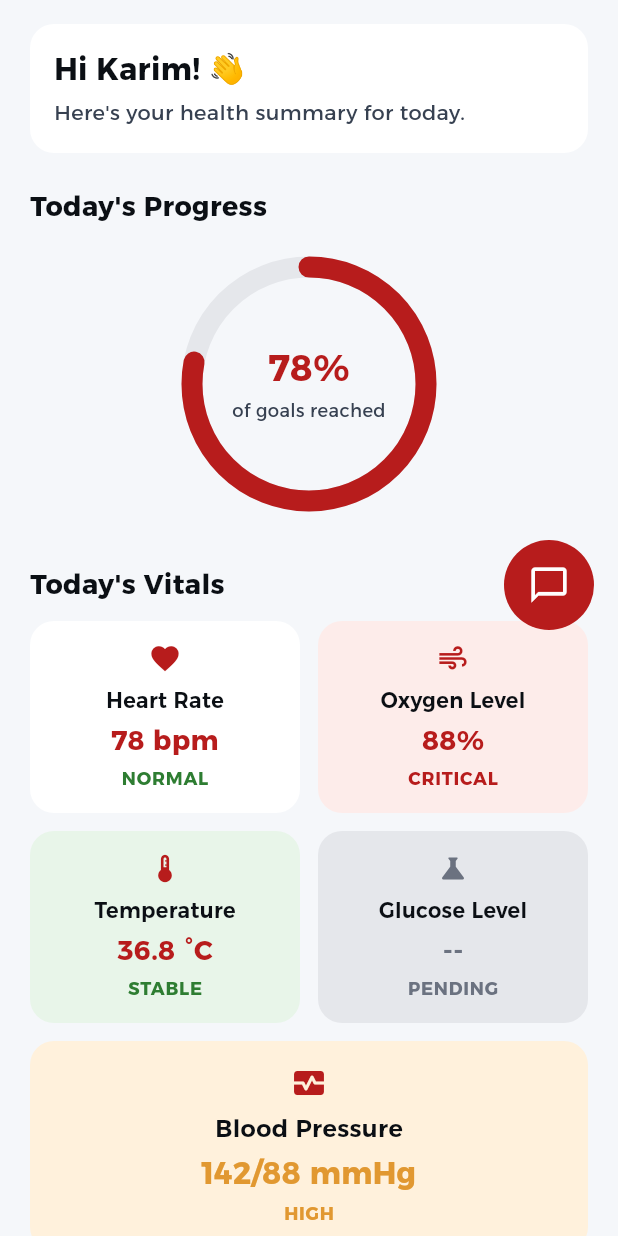
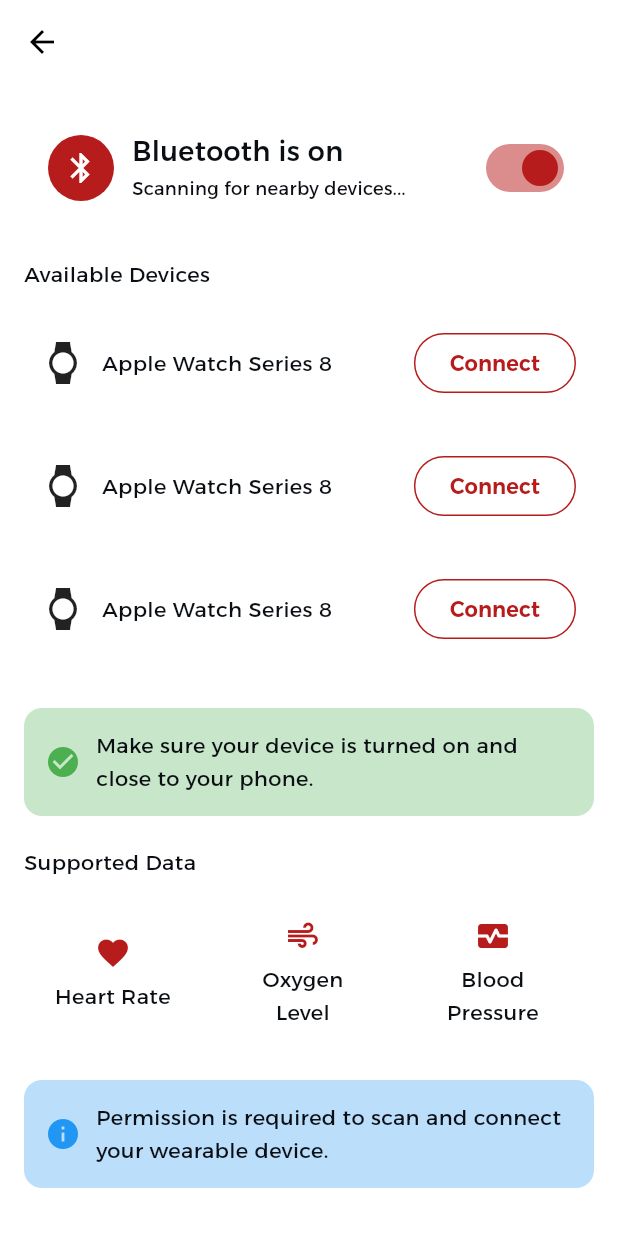
Before and after one commit to karrimJ/Nabad, a Flutter app: the screen it shows after launch, on a phone screen of 412 x 824 dp. Run offline on Flutter 3.47's test engine with Material 3 defaults, Android fonts, the phone set to English and light mode, and no system bars; our stand-ins replace cloud_firestore, firebase_auth, firebase_core, firebase_messaging, flutter_local_notifications, flutter_svg and 2 more; accounts and stored records are empty.

Commit message:
add wearables

```diff
--- /dev/null
+++ b/mobile/lib/features/wearables/components/Available_Devices_Section.dart
@@ -0,0 +1,20 @@
+import 'package:flutter/material.dart';
+import 'package:mobile/features/wearables/components/device_item.dart';
+
+class AvailableDevicesSection extends StatelessWidget {
+  const AvailableDevicesSection({super.key});
+
+  @override
+  Widget build(BuildContext context) {
+    return Column(
+      crossAxisAlignment: CrossAxisAlignment.start,
+      children: const [
+        Text("Available Devices"),
+        SizedBox(height: 12),
+        DeviceItem(),
+        DeviceItem(),
+        DeviceItem(),
+      ],
+    );
+  }
+}
--- /dev/null
+++ b/mobile/lib/features/wearables/components/InfoBox.dart
@@ -0,0 +1,27 @@
+import 'package:flutter/material.dart';
+
+class InfoBox extends StatelessWidget {
+  const InfoBox({super.key});
+
+  @override
+  Widget build(BuildContext context) {
+    return Container(
+      padding: const EdgeInsets.all(14),
+      decoration: BoxDecoration(
+        color: Colors.green.shade100,
+        borderRadius: BorderRadius.circular(12),
+      ),
+      child: Row(
+        children: const [
+          Icon(Icons.check_circle, color: Colors.green),
+          SizedBox(width: 10),
+          Expanded(
+            child: Text(
+              "Make sure your device is turned on and close to your phone.",
+            ),
+          ),
+        ],
+      ),
+    );
+  }
+}
--- /dev/null
+++ b/mobile/lib/features/wearables/components/Permission_Box.dart
@@ -0,0 +1,27 @@
+import 'package:flutter/material.dart';
+
+class PermissionBox extends StatelessWidget {
+  const PermissionBox({super.key});
+
+  @override
+  Widget build(BuildContext context) {
+    return Container(
+      padding: const EdgeInsets.all(14),
+      decoration: BoxDecoration(
+        color: Colors.blue.shade100,
+        borderRadius: BorderRadius.circular(12),
+      ),
+      child: Row(
+        children: const [
+          Icon(Icons.info, color: Colors.blue),
+          SizedBox(width: 10),
+          Expanded(
+            child: Text(
+              "Permission is required to scan and connect your wearable device.",
+            ),
+          ),
+        ],
+      ),
+    );
+  }
+}
--- /dev/null
+++ b/mobile/lib/features/wearables/components/SUPPORTED_DATA.dart
@@ -0,0 +1,52 @@
+import 'package:flutter/material.dart';
+import 'package:mobile/theme/app_colors.dart';
+
+class SupportedDataSection extends StatelessWidget {
+  const SupportedDataSection({super.key});
+
+  @override
+  Widget build(BuildContext context) {
+    return Column(
+      crossAxisAlignment: CrossAxisAlignment.start,
+      children: [
+        const Text("Supported Data"),
+        const SizedBox(height: 12),
+        Row(
+          children: const [
+            SupportedItem(icon: Icons.favorite, label: "Heart Rate"),
+            SupportedItem(icon: Icons.air, label: "Oxygen Level"),
+            SupportedItem(icon: Icons.monitor_heart, label: "Blood Pressure"),
+          ],
+        ),
+      ],
+    );
+  }
+}
+
+class SupportedItem extends StatelessWidget {
+  final IconData icon;
+  final String label;
+
+  const SupportedItem({super.key, required this.icon, required this.label});
+
+  @override
+  Widget build(BuildContext context) {
+    return Expanded(
+      child: Container(
+        margin: const EdgeInsets.only(right: 8),
+        padding: const EdgeInsets.all(14),
+        decoration: BoxDecoration(
+          color: Colors.white,
+          borderRadius: BorderRadius.circular(14),
+        ),
+        child: Column(
+          children: [
+            Icon(icon, color: VitalRed.vitalRed500),
+            const SizedBox(height: 6),
+            Text(label, textAlign: TextAlign.center),
+          ],
+        ),
+      ),
+    );
+  }
+}
--- /dev/null
+++ b/mobile/lib/features/wearables/components/bluetooth_card.dart
@@ -0,0 +1,46 @@
+import 'package:flutter/material.dart';
+import 'package:mobile/theme/app_colors.dart';
+import 'package:mobile/theme/app_typography.dart';
+
+class BluetoothCard extends StatelessWidget {
+  const BluetoothCard({super.key});
+
+  @override
+  Widget build(BuildContext context) {
+    return Container(
+      padding: const EdgeInsets.all(16),
+      decoration: BoxDecoration(
+        color: Colors.white,
+        borderRadius: BorderRadius.circular(16),
+      ),
+      child: Row(
+        children: [
+          CircleAvatar(
+            backgroundColor: VitalRed.vitalRed500,
+            radius: 22,
+            child: const Icon(Icons.bluetooth, color: Colors.white),
+          ),
+          const SizedBox(width: 12),
+          Expanded(
+            child: Column(
+              crossAxisAlignment: CrossAxisAlignment.start,
+              children: [
+                Text("Bluetooth is on", style: AppTypography.headingSmall),
+                const SizedBox(height: 4),
+                Text(
+                  "Scanning for nearby devices...",
+                  style: AppTypography.bodySmall,
+                ),
+              ],
+            ),
+          ),
+          Switch(
+            value: true,
+            onChanged: (value) {},
+            activeColor: VitalRed.vitalRed500,
+          ),
+        ],
+      ),
+    );
+  }
+}
--- /dev/null
+++ b/mobile/lib/features/wearables/components/device_item.dart
@@ -0,0 +1,44 @@
+import 'package:flutter/material.dart';
+import 'package:mobile/theme/app_colors.dart';
+import 'package:mobile/theme/app_typography.dart';
+
+class DeviceItem extends StatelessWidget {
+  const DeviceItem({super.key});
+
+  @override
+  Widget build(BuildContext context) {
+    return Container(
+      margin: const EdgeInsets.only(bottom: 10),
+      padding: const EdgeInsets.all(12),
+      decoration: BoxDecoration(
+        color: Colors.white,
+        borderRadius: BorderRadius.circular(14),
+      ),
+      child: Row(
+        children: [
+          const Icon(Icons.watch, size: 28),
+          const SizedBox(width: 12),
+          Expanded(
+            child: Text(
+              "Apple Watch Series 8",
+              style: AppTypography.bodyMedium,
+            ),
+          ),
+          OutlinedButton(
+            onPressed: () {},
+            style: OutlinedButton.styleFrom(
+              side: BorderSide(color: VitalRed.vitalRed500),
+              shape: RoundedRectangleBorder(
+                borderRadius: BorderRadius.circular(20),
+              ),
+            ),
+            child: Text(
+              "Connect",
+              style: TextStyle(color: VitalRed.vitalRed500),
+            ),
+          ),
+        ],
+      ),
+    );
+  }
+}
--- /dev/null
+++ b/mobile/lib/features/wearables/connect_wearable_screen.dart
@@ -0,0 +1,45 @@
+import 'package:flutter/material.dart';
+import 'package:mobile/theme/app_colors.dart';
+import 'package:mobile/theme/app_typography.dart';
+import 'package:mobile/features/wearables/components/bluetooth_card.dart';
+import 'package:mobile/features/wearables/components/Available_Devices_Section.dart';
+import 'package:mobile/features/wearables/components/InfoBox.dart';
+import 'package:mobile/features/wearables/components/SUPPORTED_DATA.dart';
+import 'package:mobile/features/wearables/components/Permission_Box.dart';
+
+class ConnectWearableScreen extends StatelessWidget {
+  const ConnectWearableScreen({super.key});
+
+  @override
+  Widget build(BuildContext context) {
+    return Scaffold(
+      backgroundColor: Neutral.neutral100,
+      appBar: AppBar(
+        backgroundColor: Colors.transparent,
+        elevation: 0,
+        leading: const Icon(Icons.arrow_back, color: Colors.black),
+        centerTitle: true,
+        title: Text(
+          "Connect Wearable",
+          style: AppTypography.headingMedium,
+        ),
+      ),
+      body: Padding(
+        padding: const EdgeInsets.all(16),
+        child: ListView(
+          children: const [
+            BluetoothCard(),
+            SizedBox(height: 20),
+            AvailableDevicesSection(),
+            SizedBox(height: 20),
+            InfoBox(),
+            SizedBox(height: 20),
+            SupportedDataSection(),
+            SizedBox(height: 20),
+            PermissionBox(),
+          ],
+        ),
+      ),
+    );
+  }
+}
--- a/mobile/lib/main.dart
+++ b/mobile/lib/main.dart
@@ -22,11 +22,11 @@
 import 'features/assistant/assistant.dart';
 import 'theme/app_theme.dart';
 import 'src/FCM/fcm_service.dart';
+import 'features/wearables/connect_wearable_screen.dart';
 
 void main() async {
   WidgetsFlutterBinding.ensureInitialized();
   await Firebase.initializeApp();
-
 
   await FCMService.initLocalNotifications();
   await FCMService.initialize();
@@ -43,7 +43,7 @@
       debugShowCheckedModeBanner: false,
       title: 'Nabd Thermocare',
       theme: AppTheme.lightTheme,
-      home: const HomeScreen(),
+      home: const ConnectWearableScreen(),
     );
   }
 }
--- a/mobile/lib/theme/app_colors.dart
+++ b/mobile/lib/theme/app_colors.dart
@@ -5,6 +5,10 @@
 
 class AppColors {
   const AppColors._();
+
+  static Color? get vitalRed500 => null;
+
+  static Color? get neutral100 => null;
 }
 
 /// ---------------------------
--- a/mobile/lib/theme/app_typography.dart
+++ b/mobile/lib/theme/app_typography.dart
@@ -77,4 +77,6 @@
     fontSize: 10,
     height: 14 / 10,
   );
+
+  static TextStyle? get titleSmall => null;
 }
```
